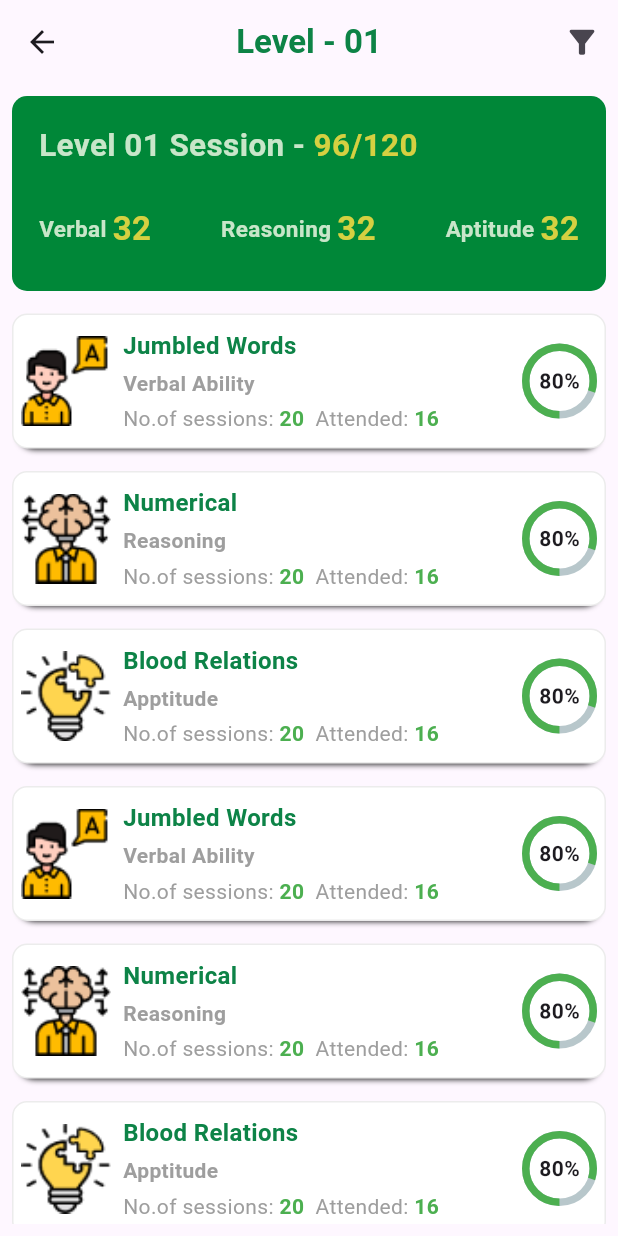
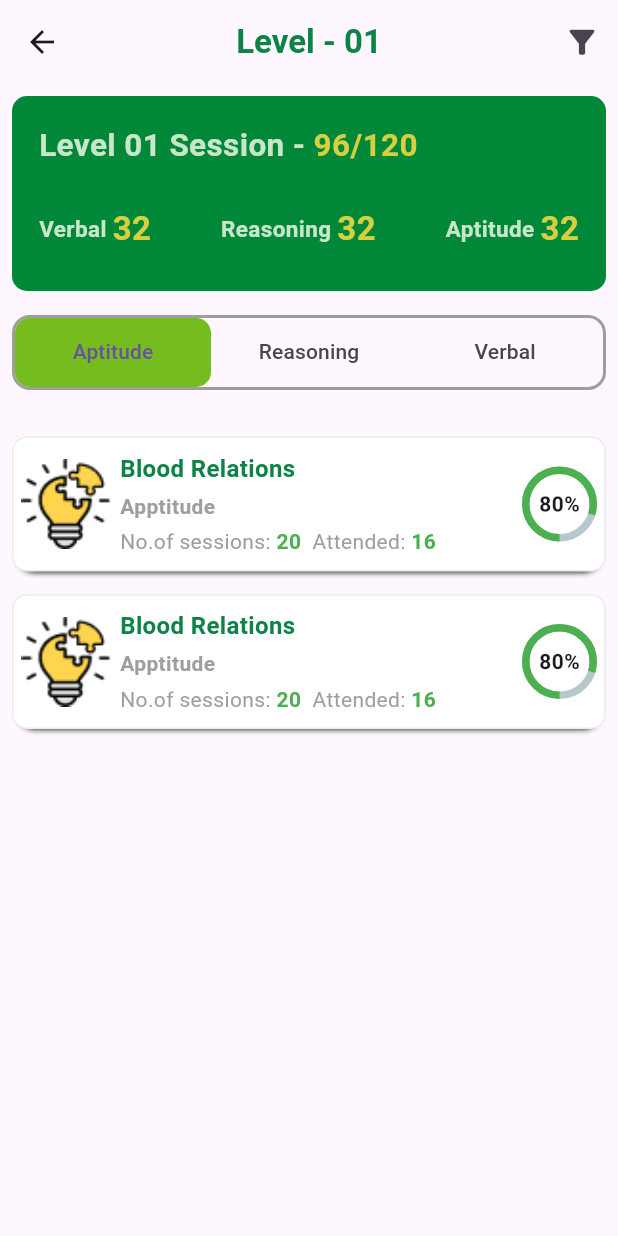
Before and after one commit to ShivaReddy54/iship, a Flutter app: the screen it shows after launch, after a tap on "Level", on a phone screen of 412 x 824 dp. Run offline on Flutter 3.47's test engine with Material 3 defaults, Android fonts, the phone set to English and light mode, and no system bars; drawn by our look-alikes of percent_indicator.

Commit message:
added tabbar

```diff
--- a/lib/Screens/level_page.dart
+++ b/lib/Screens/level_page.dart
@@ -16,7 +16,7 @@ class LevelPage extends StatefulWidget {
 class _LevelPageState extends State<LevelPage> {
   num _verbal = 0;
   num _reasoning = 0;
-  num _apptitude = 0;
+  num _aptitude = 0;
   num _sessions = 0;
   num _attended = 0;
 
@@ -24,9 +24,7 @@ class _LevelPageState extends State<LevelPage> {
 
   @override
   void initState() {
-    // TODO: implement initState
     super.initState();
-    setState(() {
     _data = widget.data;
     for (Map i in _data) {
       if (i['topic'][0] == 'V')
@@ -34,16 +32,17 @@ class _LevelPageState extends State<LevelPage> {
       else if (i['topic'][0] == 'R')
         _reasoning += i['attended'];
       else
-          _apptitude += i['attended'];
+        _aptitude += i['attended'];
       _sessions += i['sessions'];
     }
-      _attended = _verbal + _reasoning + _apptitude;
-    });
+    _attended = _verbal + _reasoning + _aptitude;
   }
 
   @override
   Widget build(BuildContext context) {
-    return Scaffold(
+    return DefaultTabController(
+      length: 3,
+      child: Scaffold(
         appBar: AppBar(
           title: Text(
             "Level - ${(widget.level < 10) ? "0${widget.level}" : widget.level}",
@@ -69,18 +68,64 @@ class _LevelPageState extends State<LevelPage> {
             )
           ],
         ),
-      body: Padding(
+        body: Column(
+          children: [
+            Padding(
               padding: const EdgeInsets.all(8.0),
-        child: ListView(
-          physics: ScrollPhysics(),
-          shrinkWrap: true,
-          children: [
-            Session(),
-            ListView.builder(
-              shrinkWrap: true,
-              physics: NeverScrollableScrollPhysics(),
+              child: Session(),
+            ),
+            Padding(
+              padding: const EdgeInsets.all(8.0),
+              child: Container(
+                width: double.infinity,
+                decoration: BoxDecoration(
+                    border: Border.all(
+                      color: Colors.grey,
+                      width: 2,
+                    ),
+                    borderRadius: BorderRadius.circular(12)),
+                height: 50,
+                child: TabBar(
+                    dividerColor: Colors.transparent,
+                    indicatorSize: TabBarIndicatorSize.tab,
+                    indicator: BoxDecoration(
+                        borderRadius: BorderRadius.circular(10),
+                        color: Color(0xFF75bc1e)),
+                    tabs: [
+                      Tab(
+                        text: "Aptitude",
+                      ),
+                      Tab(
+                        text: "Reasoning",
+                      ),
+                      Tab(
+                        text: "Verbal",
+                      ),
+                    ]),
+              ),
+            ),
+            Expanded(
+              child: TabBarView(
+                children: <Widget>[
+                  buildListView('A'),
+                  buildListView('R'),
+                  buildListView('V'),
+                ],
+              ),
+            ),
+          ],
+        ),
+      ),
+    );
+  }
+
+  Widget buildListView(String topic) {
+    return Padding(
+      padding: const EdgeInsets.all(8.0),
+      child: ListView.builder(
         itemCount: _data.length,
         itemBuilder: (context, index) {
+          if (_data[index]['topic'][0] == topic) {
             return Container(
               width: double.infinity,
               height: 90,
@@ -90,9 +135,7 @@ class _LevelPageState extends State<LevelPage> {
                   color: Colors.white,
                   boxShadow: [
                     BoxShadow(
-                              blurRadius: 3,
-                              spreadRadius: -5,
-                              offset: Offset(0, 5)),
+                        blurRadius: 3, spreadRadius: -5, offset: Offset(0, 5)),
                   ],
                   borderRadius: BorderRadius.circular(10),
                   border: Border.all(
@@ -111,19 +154,16 @@ class _LevelPageState extends State<LevelPage> {
                                   image: (_data[index]['topic'][0] == 'V')
                                       ? AssetImage("assets/Verbal.png")
                                       : (_data[index]['topic'][0] == 'R')
-                                                ? AssetImage(
-                                                    "assets/Reasoning.png")
-                                                : AssetImage(
-                                                    "assets/Aptitude.png"),
+                                          ? AssetImage("assets/Reasoning.png")
+                                          : AssetImage("assets/Aptitude.png"),
                                   fit: BoxFit.fill)),
                         ),
                         SizedBox(
-                                width: 8,
+                          width: 6,
                         ),
                         Container(
                           child: Column(
-                                  mainAxisAlignment:
-                                      MainAxisAlignment.spaceEvenly,
+                            mainAxisAlignment: MainAxisAlignment.spaceEvenly,
                             crossAxisAlignment: CrossAxisAlignment.start,
                             children: [
                               Text(
@@ -131,8 +171,7 @@ class _LevelPageState extends State<LevelPage> {
                                 style: TextStyle(
                                     fontSize: 16,
                                     fontWeight: FontWeight.bold,
-                                          color:
-                                              Color.fromRGBO(13, 131, 71, 1)),
+                                    color: Color.fromRGBO(13, 131, 71, 1)),
                               ),
                               Text(
                                 _data[index]["topic"],
@@ -175,32 +214,41 @@ class _LevelPageState extends State<LevelPage> {
                         height: 50,
                         child: Column(
                           children: [
-                                  Transform.rotate(
-                                    angle: 22 / 7,
-                                    child: CircularPercentIndicator(
-                                      radius: 25,
-                                      lineWidth: 5,
-                                      progressColor: Colors.green,
-                                      percent: (_data[index]["attended"] /
-                                          _data[index]["sessions"]),
-                                      center: Transform.rotate(
-                                        angle: 22 / 7,
-                                        child: Text(
-                                          "${(_data[index]["attended"] / _data[index]["sessions"] * 100).toInt()}%",
-                                          style: TextStyle(
-                                              fontWeight: FontWeight.bold),
-                                        ),
-                                      ),
-                                    ),
-                                  ),
+                            Percentage(index),
                           ],
                         )),
                   ],
                 ),
-                    ));
+              ),
+            );
+          } else {
+            return SizedBox.shrink();
+          }
         },
       ),
-          ],
+    );
+  }
+
+  Widget Percentage(index) {
+    num percent =
+        (_data[index]["attended"] / _data[index]["sessions"] * 100).toInt();
+    return Transform.rotate(
+      angle: 3.14,
+      child: CircularPercentIndicator(
+        radius: 25,
+        lineWidth: 5,
+        progressColor: (percent >= 75)
+            ? Colors.green
+            : (percent >= 40)
+                ? Colors.orange
+                : Colors.red,
+        percent: (_data[index]["attended"] / _data[index]["sessions"]),
+        center: Transform.rotate(
+          angle: 3.14,
+          child: Text(
+            "${percent}%",
+            style: TextStyle(fontWeight: FontWeight.bold),
+          ),
         ),
       ),
     );
@@ -243,7 +291,7 @@ class _LevelPageState extends State<LevelPage> {
               children: [
                 createTopics("Verbal ", _verbal),
                 createTopics("Reasoning ", _reasoning),
-                createTopics("Aptitude ", _apptitude),
+                createTopics("Aptitude ", _aptitude),
               ],
             )
           ],
--- a/pubspec.yaml
+++ b/pubspec.yaml
@@ -38,6 +38,7 @@ dependencies:
   percent_indicator: ^4.2.3
   url_launcher: ^6.3.0
   http: ^1.2.2
+  animated_text_kit: ^4.2.2
 
 dev_dependencies:
   flutter_test:
```
Also changed, not shown: pubspec.lock. Lines whose indentation alone changed are shown as unchanged.
